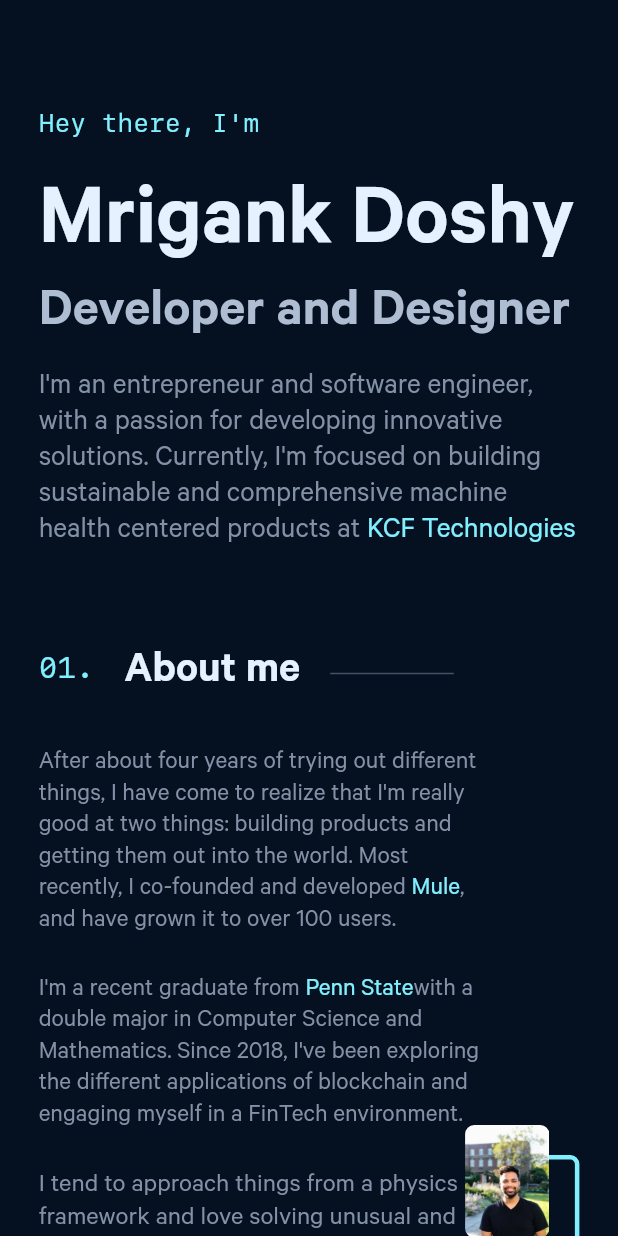
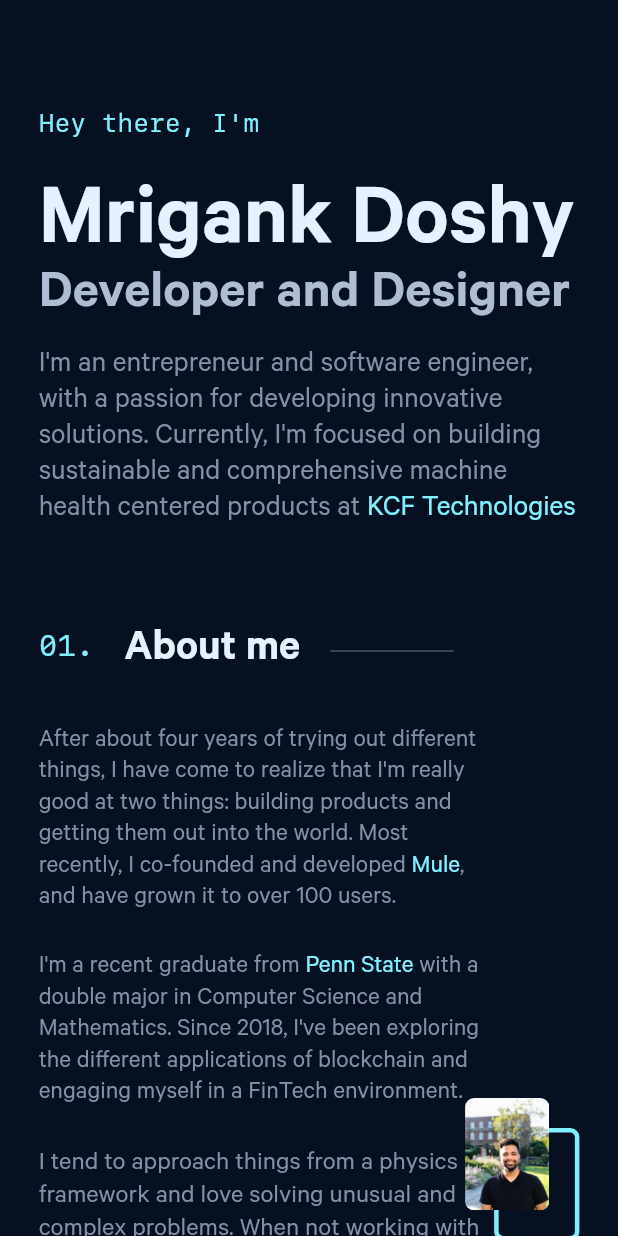
Before and after one commit to mrigankdoshy/personal-website, a Flutter app: the screen it shows after launch, on a phone screen of 412 x 824 dp. Run offline on Flutter 3.47's test engine with Material 2 defaults, Android fonts, the phone set to English and light mode, and no system bars; drawn by our look-alikes of auto_size_text.

Commit message:
Responsive spacing

```diff
--- a/lib/data/text.dart
+++ b/lib/data/text.dart
@@ -13,7 +13,7 @@ class AboutMeData {
 
   static const secondParagraphPart1 = "I'm a recent graduate from ";
   static const secondParagraphPart2 =
-      "with a double major in Computer Science and Mathematics. Since 2018, I've been exploring the different applications of blockchain and engaging myself in a FinTech environment.";
+      " with a double major in Computer Science and Mathematics. Since 2018, I've been exploring the different applications of blockchain and engaging myself in a FinTech environment.";
 
   static const thirdParagraph =
       "I tend to approach things from a physics framework and love solving unusual and complex problems. When not working with technology, I can be found creating music or binge watching movies and shows.";
--- a/lib/sections/about_me.dart
+++ b/lib/sections/about_me.dart
@@ -34,7 +34,7 @@ class AboutMe extends StatelessWidget {
                     const SizedBox(height: 25.0),
                     _aboutMeParagraph4(),
                     const SizedBox(height: 25.0),
-                    _recentTech()
+                    _recentTech(context)
                   ],
                 )
               ],
@@ -115,7 +115,7 @@ class AboutMe extends StatelessWidget {
     );
   }
 
-  Widget _recentTech() {
+  Widget _recentTech(BuildContext context) {
     return Row(
       mainAxisAlignment: MainAxisAlignment.start,
       crossAxisAlignment: CrossAxisAlignment.start,
@@ -128,7 +128,8 @@ class AboutMe extends StatelessWidget {
             RecentTech(title: "CSS"),
           ],
         ),
-        const SizedBox(width: 100.0),
+        SizedBox(
+            width: !ResponsiveWidget.isSmallScreen(context) ? 100.0 : 60.0),
         Column(
           crossAxisAlignment: CrossAxisAlignment.start,
           children: const <Widget>[
--- a/lib/sections/intro.dart
+++ b/lib/sections/intro.dart
@@ -30,7 +30,6 @@ class Intro extends StatelessWidget {
                 _greeting(),
                 const SizedBox(height: 25.0),
                 _nameAndTitle(),
-                const SizedBox(height: 15.0),
                 _about(),
               ],
             ),
@@ -51,16 +50,19 @@ class Intro extends StatelessWidget {
   Widget _nameAndTitle() {
     return Column(
       crossAxisAlignment: CrossAxisAlignment.start,
-      children: const [
-        AutoSizeText(
+      children: [
+        const AutoSizeText(
           IntroData.name,
           style: TextStyles.headline1,
           maxLines: 1,
         ),
-        AutoSizeText(
-          IntroData.title,
-          style: TextStyles.headline2,
-          maxLines: 1,
+        Container(
+          transform: Matrix4.translationValues(0.0, -12.0, 0.0),
+          child: const AutoSizeText(
+            IntroData.title,
+            style: TextStyles.headline2,
+            maxLines: 1,
+          ),
         ),
       ],
     );
--- a/lib/utils/theme.dart
+++ b/lib/utils/theme.dart
@@ -26,7 +26,7 @@ class TextStyles {
     fontFamily: 'Calibre',
     fontWeight: FontWeight.bold,
     color: AppColors.mediumGrey1,
-    fontSize: 64,
+    fontSize: 72,
   );
 
   // Section Titles
--- a/lib/widgets/recent_tech.dart
+++ b/lib/widgets/recent_tech.dart
@@ -3,6 +3,7 @@ import 'package:flutter/material.dart';
 
 import 'package:personal_website/utils/theme.dart';
 import 'package:personal_website/widgets/bullet.dart';
+import 'package:personal_website/widgets/responsive_widget.dart';
 
 class RecentTech extends StatelessWidget {
   final String title;
@@ -22,6 +23,7 @@ class RecentTech extends StatelessWidget {
           AutoSizeText(
             title,
             style: TextStyles.skill,
+            maxFontSize: !ResponsiveWidget.isSmallScreen(context) ? 15.0 : 13.0,
             maxLines: 1,
           ),
         ],
```
